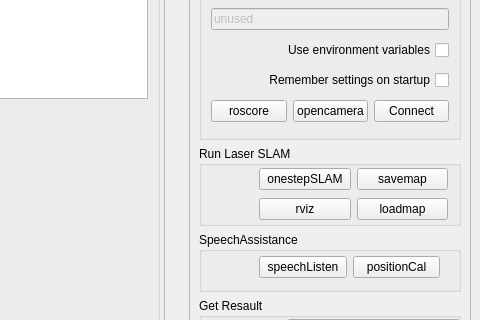
Above: src/guitest/ui/main_window.ui from zuwuwang/qt_ros_ws before the change; both pictures show x 820 to 1300 and y 245 to 565 of the 1300 by 691 pixel window. Below: the same form after it.
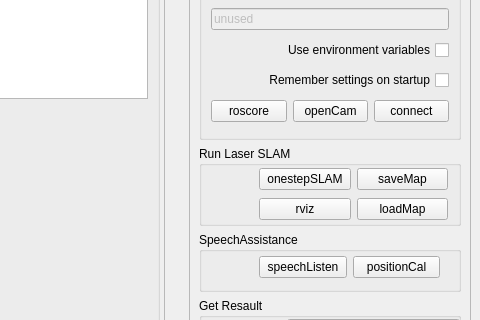
That is the form after the change. Icons and pictures are not drawn.

Commit message:
connect socket successful
2018-06-08,23:05

The edit to the form file:
```diff
--- a/src/guitest/ui/main_window.ui
+++ b/src/guitest/ui/main_window.ui
@@ -300,7 +300,7 @@
              <item>
               <widget class="QPushButton" name="pushButton">
                <property name="text">
-                <string>opencamera</string>
+                <string>openCam</string>
                </property>
               </widget>
              </item>
@@ -322,7 +322,7 @@
                 <string>Clear all waypoints and set the target to the current joint trajectory state.</string>
                </property>
                <property name="text">
-                <string>Connect</string>
+                <string>connect</string>
                </property>
               </widget>
              </item>
@@ -390,7 +390,7 @@
               <item>
                <widget class="QPushButton" name="button_savemap">
                 <property name="text">
-                 <string>savemap</string>
+                 <string>saveMap</string>
                 </property>
                </widget>
               </item>
@@ -408,7 +408,7 @@
               <item>
                <widget class="QPushButton" name="button_loadmap">
                 <property name="text">
-                 <string>loadmap</string>
+                 <string>loadMap</string>
                 </property>
                </widget>
               </item>
```
Left out of the diff: 10 changed lines with no effect on the pictures. The commit also changes 13 other files.
